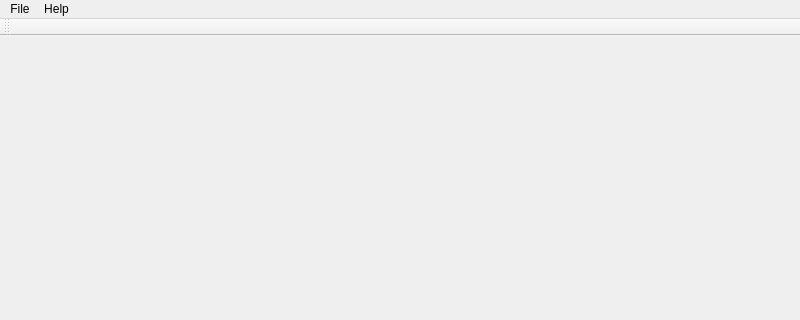
First picture: the form in modules/lab3d/app/ui/MainWindow.ui, repository libcoral/coral-3dlab, before the edit; both pictures show x 0 to 800 and y 0 to 320 of the 800 by 600 pixel window.
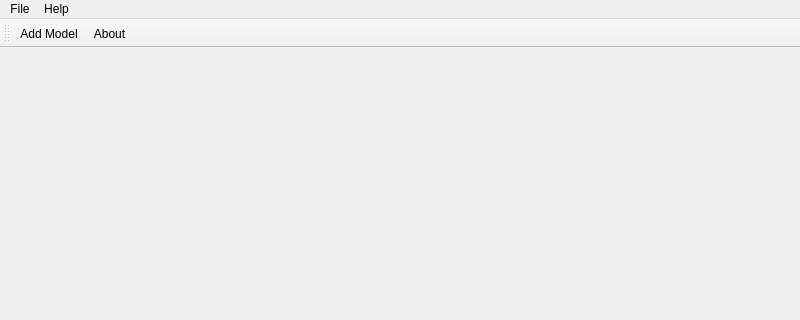
Second picture: the form after the edit. Icons and pictures are not drawn.

Patch:
```diff
--- a/modules/lab3d/app/ui/MainWindow.ui
+++ b/modules/lab3d/app/ui/MainWindow.ui
@@ -51,10 +51,12 @@
    <attribute name="toolBarBreak">
     <bool>false</bool>
    </attribute>
+   <addaction name="action_AddModel"/>
+   <addaction name="actionAbout"/>
   </widget>
   <action name="action_AddModel">
    <property name="text">
-    <string>Load Model...</string>
+    <string>Add Model...</string>
    </property>
   </action>
   <action name="actionExit">
```
Left out of the diff: 8 changed lines with no effect on the pictures.
